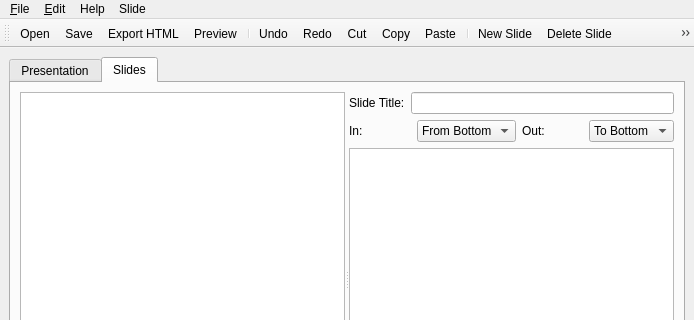
Old version of the form mainwindow.ui in the repository ralsina/tobogan; both pictures show x 0 to 694 and y 0 to 320 of the 694 by 507 pixel window.
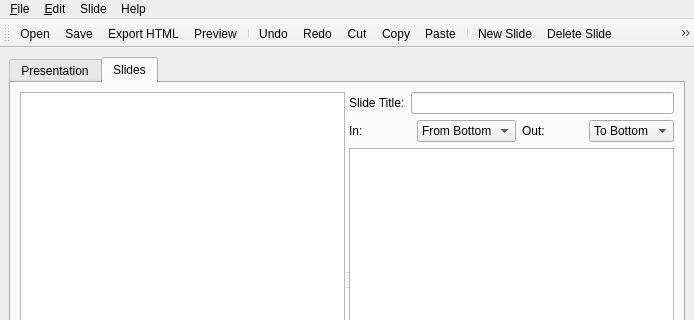
New version of the form. Icons and pictures are not drawn.

Patch:
```diff
--- a/mainwindow.ui
+++ b/mainwindow.ui
@@ -288,7 +288,7 @@
      <x>0</x>
      <y>0</y>
      <width>694</width>
-     <height>31</height>
+     <height>29</height>
     </rect>
    </property>
    <widget class="QMenu" name="menuSlide" >
@@ -338,8 +338,8 @@
    </widget>
    <addaction name="menu_File" />
    <addaction name="menu_Edit" />
-   <addaction name="menuHelp" />
    <addaction name="menuSlide" />
+   <addaction name="menuHelp" />
   </widget>
   <widget class="QStatusBar" name="statusbar" />
   <widget class="QToolBar" name="toolBar" >
```
Left out of the diff: 35 changed lines with no effect on the pictures.
